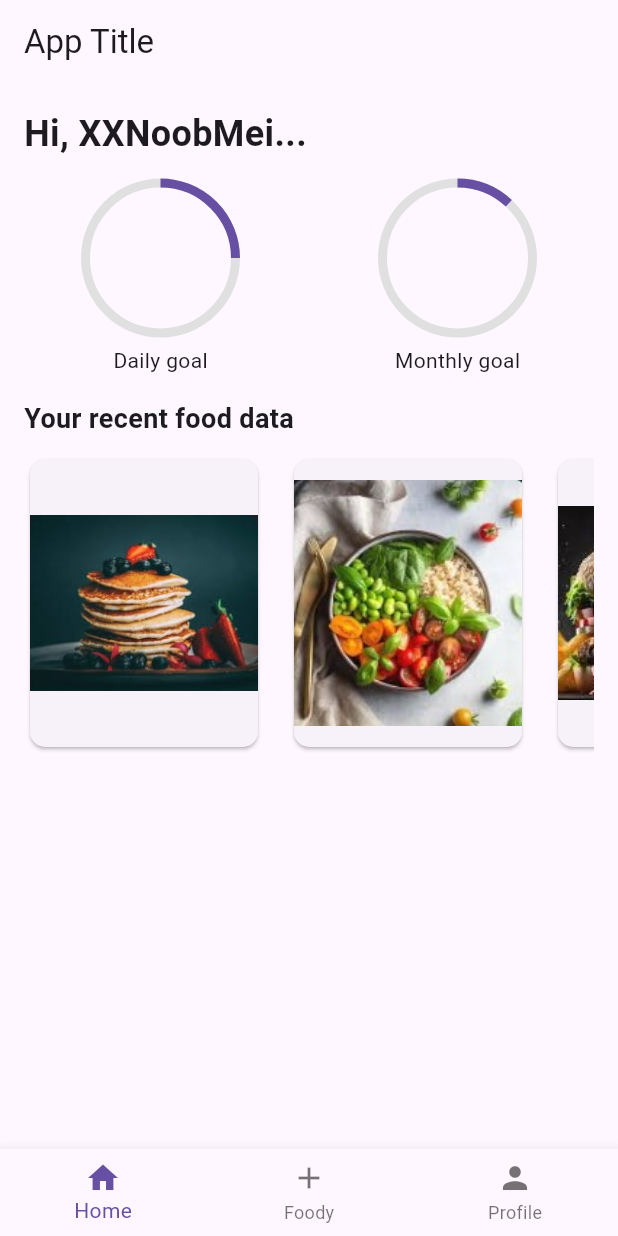
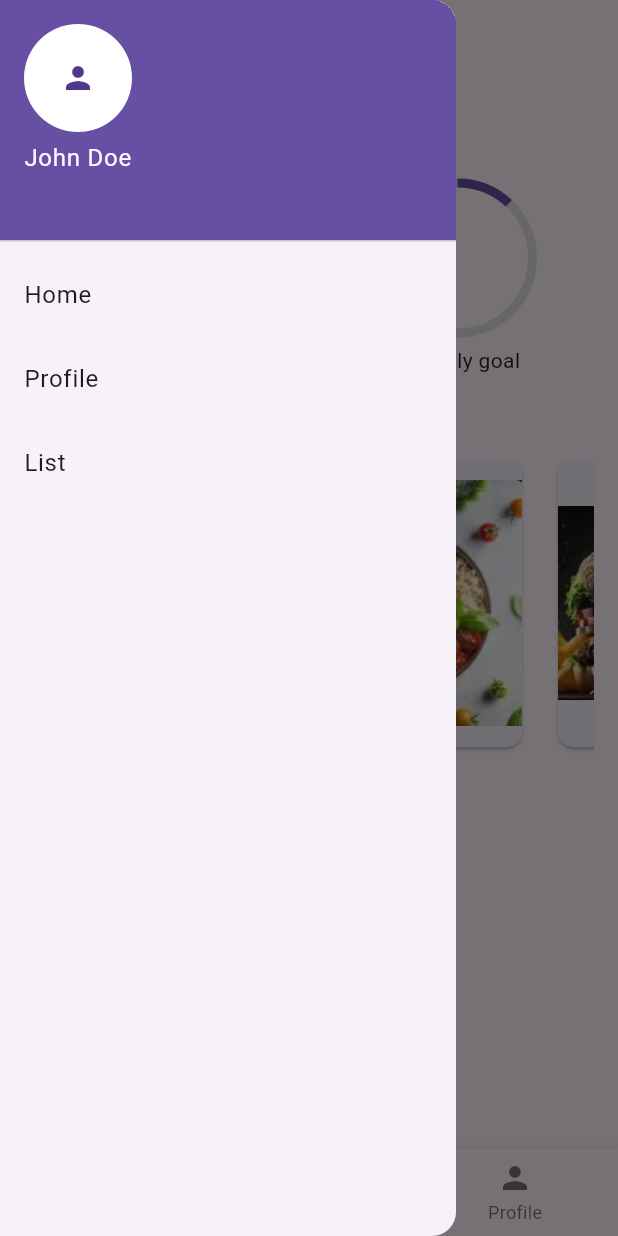
Before and after one commit to kevin20010808/SoftwareStudioTermProject, a Flutter app: the screen it shows after launch, with the side drawer open (before the commit the screen has no drawer), on a phone screen of 412 x 824 dp. Run offline on Flutter 3.47's test engine with Material 3 defaults, Android fonts, the phone set to English and light mode, and no system bars; our stand-ins replace go_router, image_gallery_saver, image_picker, permission_handler.

Commit message:
drawer init | app_bar clean| router init

```diff
--- a/term_project/lib/main.dart
+++ b/term_project/lib/main.dart
@@ -1,6 +1,6 @@
 import 'package:flutter/material.dart';
-import 'view/home.dart';
-import 'view/app_bar.dart';
+import 'services/routes.dart';
+
 void main() {
   runApp(const MyApp());
 }
@@ -10,15 +10,14 @@ class MyApp extends StatelessWidget {
 
   @override
   Widget build(BuildContext context) {
-    return MaterialApp(
+    return MaterialApp.router(
       title: 'Flutter Demo',
       theme: ThemeData(
         primarySwatch: Colors.blue,
         visualDensity: VisualDensity.adaptivePlatformDensity,
       ),
-      home: const MyAppBar(
-        body: Home(),
-      )
+      routerConfig: router,
+
     );
   }
 }
--- /dev/null
+++ b/term_project/lib/services/routes.dart
@@ -0,0 +1,21 @@
+import 'package:go_router/go_router.dart';
+import 'package:term_project/view/home.dart';
+import 'package:term_project/view/profile.dart';
+import 'package:term_project/view/list.dart';
+
+final GoRouter router = GoRouter(
+  routes: [
+    GoRoute(
+      path: '/',
+      builder: (context, state) => const Home(),
+    ),
+    GoRoute(
+      path:  '/profile',
+      builder: (context, state) => const ProfileScreen(),
+    ),
+    GoRoute(
+      path: '/list',
+      builder: (context, state) => const ListScreen(),
+    ),
+  ]
+);
--- a/term_project/lib/view/app_bar.dart
+++ /dev/null
@@ -1,177 +0,0 @@
-import 'package:flutter/material.dart';
-import 'package:image_picker/image_picker.dart';
-import 'dart:io';
-// ignore: depend_on_referenced_packages
-import 'package:path/path.dart' as path;
-import 'package:path_provider/path_provider.dart';
-import 'package:permission_handler/permission_handler.dart';
-import 'package:image_gallery_saver/image_gallery_saver.dart';
-import 'package:term_project/view/home.dart';
-
-import 'profile.dart';
-
-import 'dart:typed_data';
-
-final GlobalKey<NavigatorState> navigatorKey = GlobalKey<NavigatorState>();
-
-Future<void> saveImageToGallery(File file) async {
-  final ImagePicker picker = ImagePicker();
-  final XFile? image = await picker.pickImage(source: ImageSource.gallery);
-
-  if (image != null) {
-    final File imageFile = File(image.path);
-
-    if (await _requestStoragePermission()) {
-      final String fileName = path.basename(imageFile.path);
-      final Uint8List bytes = await imageFile.readAsBytes();
-      final result = await ImageGallerySaver.saveImage(bytes, name: fileName);
-      // ignore: avoid_print
-      print('Image saved to Gallery: $result');
-    }
-  }
-}
-
-Future<bool> _requestStoragePermission() async {
-
-  if (await Permission.manageExternalStorage.status.isDenied) {
-    await Permission.manageExternalStorage.request();
-  }
-  var status = await Permission.manageExternalStorage.status;
-
-  return status.isGranted;
-}
-
-
-class MyAppBar extends StatefulWidget {
-  final Widget body;
-
-  const MyAppBar({super.key, required this.body});
-
-  @override
-  State<MyAppBar> createState() => _MyAppBarState();
-}
-
-class _MyAppBarState extends State<MyAppBar> {
-  int _selectedIndex = 0;
-  final PageController _pageController = PageController();
-  Widget get body => widget.body;
-
-
-  void _onItemTapped(int index) {
-    setState(() {
-      _selectedIndex = index;
-    });
-    _pageController.jumpToPage(index);
-    if (index == 1) {
-      // Future.microtask(() => _takePicture());
-    } else if (index == 0) {
-      // Handle other navigation items
-      Future.microtask(() =>  const MyAppBar(body: Home()));
-
-    } else if (index == 2) {
-      // Handle other navigation items
-        Future.microtask(() => const MyAppBar(body: ProfileScreen()));
-    }
-
-  }
-
-  // Future<void> _showAddFoodModal(BuildContext context) async {
-  //   showModalBottomSheet(
-  //     context: context,
-  //     builder: (BuildContext context) {
-  //       return Container(
-  //         height: 500,
-  //         padding: const EdgeInsets.all(20),
-  //         child: Row(
-  //           mainAxisAlignment: MainAxisAlignment.center,
-  //           children: <Widget>[
-  //             ElevatedButton.icon(
-  //               icon: const Icon(Icons.camera_alt),
-  //               label: const Text('Take a Picture'),
-  //               onPressed: () {
-  //                 _takePicture();
-  //               },
-  //             ),
-  //           ],
-  //         ),
-  //       );
-  //     },
-  //   );
-  // }
-
-  Future<void> _takePicture() async {
-  // Ensure the storage permission is granted
-  if (!await _requestStoragePermission()) {
-    // Handle the case where the user does not grant permission
-    // ignore: avoid_print
-    print('Storage permission not granted');
-    return;
-  }
-
-  final ImagePicker picker = ImagePicker();
-  final XFile? image = await picker.pickImage(source: ImageSource.camera);
-
-
-  if (image != null) {
-    final File imageFile = File(image.path);
-
-    // Get the external storage directory
-    final Directory? externalDir = (await getExternalStorageDirectory());
-
-    // Create a specific folder inside the external storage directory
-    final String customDirPath = path.join(externalDir!.path, 'lib/services/cache_photo');
-    final Directory customDir = Directory(customDirPath);
-
-    // If the directory does not exist, create it
-    if (!await customDir.exists()) {
-      await customDir.create(recursive: true);
-    }
-
-    // Copy the file from the temporary location to the new directory
-    final String fileName = path.basename(imageFile.path);
-    final String savedImagePath = path.join(customDir.path, fileName);
-    final File savedImage = await imageFile.copy(savedImagePath);
-
-    // Save the image to the gallery
-    await saveImageToGallery(savedImage);
-    // ignore: avoid_print
-    print('Image saved at: ${savedImage.path}');
-  }
-
-
-  // if (!mounted) return;
-  // Navigator.of(context).pop(); // Close the modal if it's open
-}
-
-  @override
-  Widget build(BuildContext context) {
-    return Scaffold(
-      appBar: AppBar(
-        title: const Text('App Title'),
-      ),
-      body: PageView(
-        controller: _pageController,
-        onPageChanged: (index) {
-          if (index == 1) {
-            Future.microtask(() => _takePicture());
-          }
-          setState(() => _selectedIndex = index);
-        },
-        children: <Widget>[
-          const Home(),
-          Container(),
-          const ProfileScreen(),
-        ],
-      ),
-      bottomNavigationBar: BottomNavigationBar(
-        items: const <BottomNavigationBarItem>[
-          BottomNavigationBarItem(icon: Icon(Icons.home), label: 'Home'),
-          BottomNavigationBarItem(icon: Icon(Icons.add), label: 'Foody'),
-          BottomNavigationBarItem(icon: Icon(Icons.person), label: 'Profile'),
-        ],
-        currentIndex: _selectedIndex,
-        onTap: _onItemTapped,
-      ),
-    );
-  }
-}
--- a/term_project/lib/view/home.dart
+++ b/term_project/lib/view/home.dart
@@ -1,4 +1,6 @@
 import 'package:flutter/material.dart';
+import 'package:term_project/widgets/app_bar.dart';
+import 'package:term_project/widgets/my_drawer.dart';
 
 
 class Home extends StatelessWidget {
@@ -6,7 +8,13 @@ class Home extends StatelessWidget {
 
   @override
   Widget build(BuildContext context) {
-    return Column(
+    return Scaffold(
+      appBar: AppBar(
+        title: const Text('Home'),
+      ),
+      drawer:  const MyDrawer(),
+      bottomNavigationBar: const MyAppBar(),
+      body: Column(
           children: <Widget>[
             // User Greeting
             const Padding(
@@ -67,6 +75,7 @@ class Home extends StatelessWidget {
               ),
             ),
           ],
+        ),
     );
   }
 
--- /dev/null
+++ b/term_project/lib/widgets/app_bar.dart
@@ -0,0 +1,44 @@
+import 'package:flutter/material.dart';
+import 'package:go_router/go_router.dart';
+import '../services/camera_service.dart';
+
+class MyAppBar extends StatefulWidget {
+  const MyAppBar({super.key});
+
+  @override
+  State<MyAppBar> createState() => _MyAppBarState();
+}
+
+class _MyAppBarState extends State<MyAppBar> {
+  int _selectedIndex = 0;
+  void _onItemTapped(int index) {
+    setState(() {
+      _selectedIndex = index;
+    });
+
+    if (index == 1) {
+      takePicture();
+    } else if (index == 0) {
+      // Handle other navigation items
+      context.go('/');
+    } else if (index == 2) {
+      // Handle other navigation items
+      context.go('/profile');
+    }
+  }
+
+  @override
+  Widget build(BuildContext context) {
+    return
+      BottomNavigationBar(
+        items: const <BottomNavigationBarItem>[
+          BottomNavigationBarItem(icon: Icon(Icons.home), label: 'Home'),
+          BottomNavigationBarItem(icon: Icon(Icons.add), label: 'Foody'),
+          BottomNavigationBarItem(icon: Icon(Icons.person), label: 'Profile'),
+        ],
+        currentIndex: _selectedIndex,
+        onTap: _onItemTapped,
+      );
+  //   );
+  }
+}
--- /dev/null
+++ b/term_project/lib/widgets/my_drawer.dart
@@ -0,0 +1,43 @@
+import 'package:flutter/material.dart';
+import 'package:go_router/go_router.dart';
+
+
+class MyDrawer extends StatelessWidget {
+  const MyDrawer({super.key});
+
+  @override
+  Widget build(BuildContext context) {
+    return Drawer(
+      child: ListView(
+        children: <Widget>[
+          const UserAccountsDrawerHeader(
+            accountName: Text('John Doe'),
+            accountEmail: Text(''),
+            currentAccountPicture: CircleAvatar(
+              backgroundColor: Colors.white,
+              child: Icon(Icons.person),
+            ),
+          ),
+          ListTile(
+            title: const Text('Home'),
+            onTap: () {
+              context.go('/');
+            },
+          ),
+          ListTile(
+            title: const Text('Profile'),
+            onTap: () {
+              context.go('/profile');
+            },
+          ),
+          ListTile(
+            title: const Text('List'),
+            onTap: () {
+              context.go('/list');
+            },
+          ),
+        ],
+      ),
+    );
+  }
+}
--- a/term_project/pubspec.yaml
+++ b/term_project/pubspec.yaml
@@ -31,6 +31,11 @@ dependencies:
 
   flutter:
     sdk: flutter
+
+
+  go_router: ^13.2.0
+
+
 
   path_provider: ^2.0.9
   image_picker: ^0.8.5+3
```
Also changed, not shown: term_project/lib/services/camera_service.dart (added, +78 -0 lines), term_project/lib/view/list.dart (added, +37 -0 lines), term_project/lib/view/profile.dart (+10 -1 lines), term_project/pubspec.lock. Lines whose indentation alone changed are shown as unchanged.
